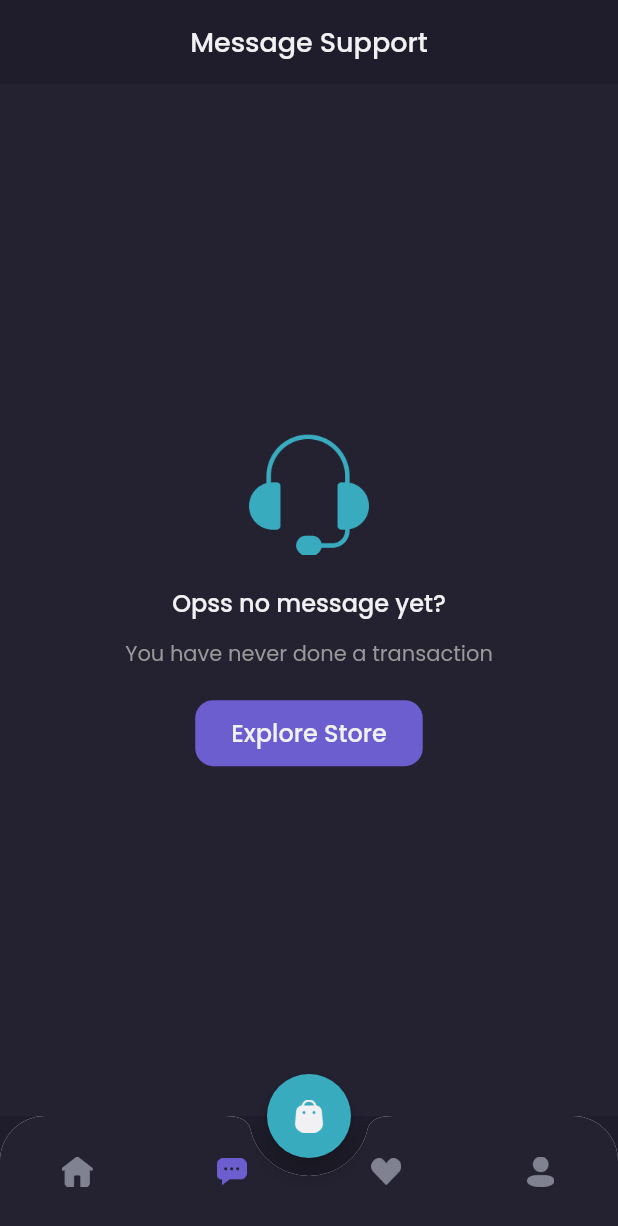
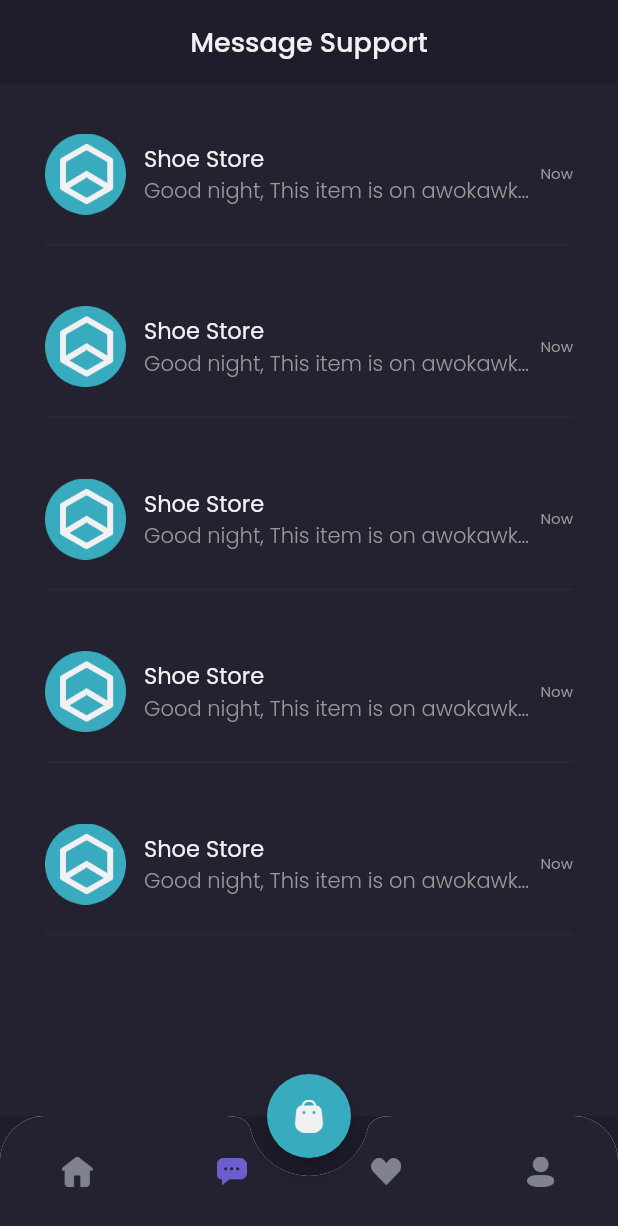
Before and after one commit to rayhanmahardhika/shamo, a Flutter app: the MainPage screen opened by its route, item 2 of the bottom bar chosen, on a phone screen of 412 x 824 dp. Shown: the top 1226 px of the screen. Run offline on Flutter 3.47's test engine with Material 2 defaults, Android fonts, the phone set to English and light mode, and no system bars; our stand-ins replace google_fonts.

Commit message:
feat: chat contents

```diff
--- a/lib/pages/home/chat_page.dart
+++ b/lib/pages/home/chat_page.dart
@@ -1,4 +1,5 @@
 import 'package:flutter/material.dart';
+import 'package:shamo/pages/widgets/chat_tile.dart';
 import 'package:shamo/theme.dart';
 
 class ChatPage extends StatelessWidget {
@@ -17,7 +18,7 @@ class ChatPage extends StatelessWidget {
       );
     }
 
-    Widget content() {
+    Widget emptyChat() {
       return Expanded(
         child: Container(
           width: double.infinity,
@@ -71,6 +72,27 @@ class ChatPage extends StatelessWidget {
       );
     }
 
+    Widget content() {
+      return Expanded(
+        child: Container(
+          width: double.infinity,
+          color: backgroundColor3,
+          child: ListView(
+            padding: EdgeInsets.symmetric(
+              horizontal: defaultMargin,
+            ),
+            children: [
+              ChatTile(),
+              ChatTile(),
+              ChatTile(),
+              ChatTile(),
+              ChatTile(),
+            ],
+          ),
+        ),
+      );
+    }
+
     return Column(
       children: [header(), content()],
     );
--- /dev/null
+++ b/lib/pages/widgets/chat_tile.dart
@@ -0,0 +1,59 @@
+import 'package:flutter/material.dart';
+import 'package:shamo/theme.dart';
+
+class ChatTile extends StatelessWidget {
+  @override
+  Widget build(BuildContext context) {
+    return Container(
+      margin: EdgeInsets.only(top: 33),
+      child: Column(
+        children: [
+          Row(
+            children: [
+              Image.asset(
+                'assets/shop_logo.png',
+                width: 54,
+              ),
+              SizedBox(
+                width: 12,
+              ),
+              Expanded(
+                child: Column(
+                  crossAxisAlignment: CrossAxisAlignment.start,
+                  children: [
+                    Text(
+                      'Shoe Store',
+                      style: primaryTextStyle.copyWith(
+                        fontSize: 15,
+                      ),
+                    ),
+                    Text(
+                      'Good night, This item is on awokawkoawokawokkawo',
+                      style: secondaryTextStyle.copyWith(
+                        fontWeight: light,
+                      ),
+                      overflow: TextOverflow.ellipsis,
+                    ),
+                  ],
+                ),
+              ),
+              Text(
+                'Now',
+                style: secondaryTextStyle.copyWith(
+                  fontSize: 10,
+                ),
+              ),
+            ],
+          ),
+          SizedBox(
+            height: 12,
+          ),
+          Divider(
+            thickness: 1,
+            color: Color(0xff2B2939),
+          ),
+        ],
+      ),
+    );
+  }
+}
```
